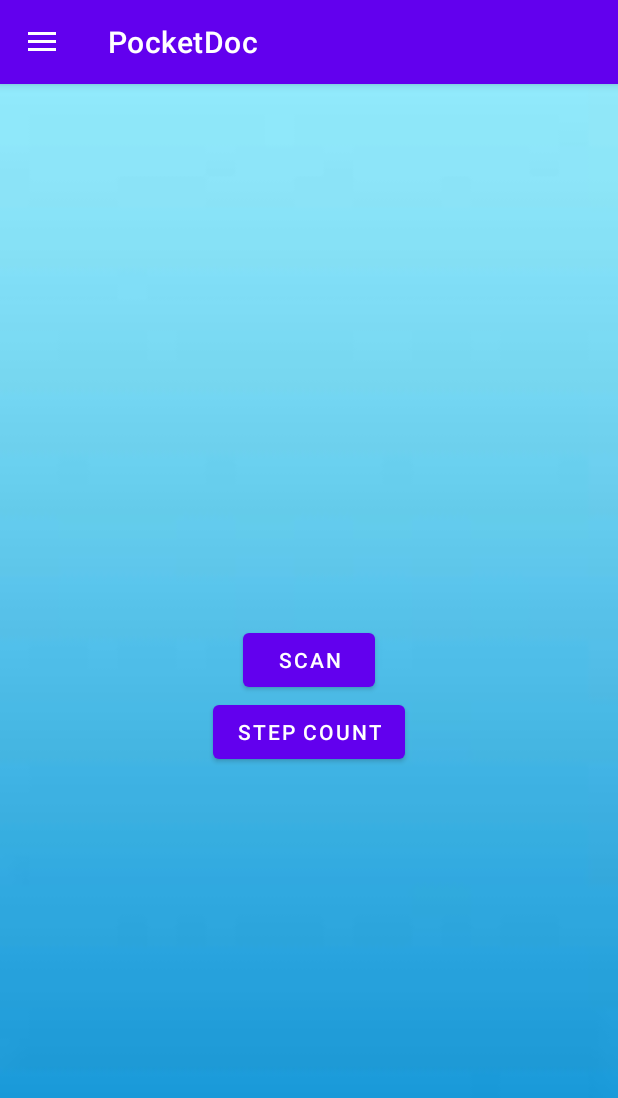
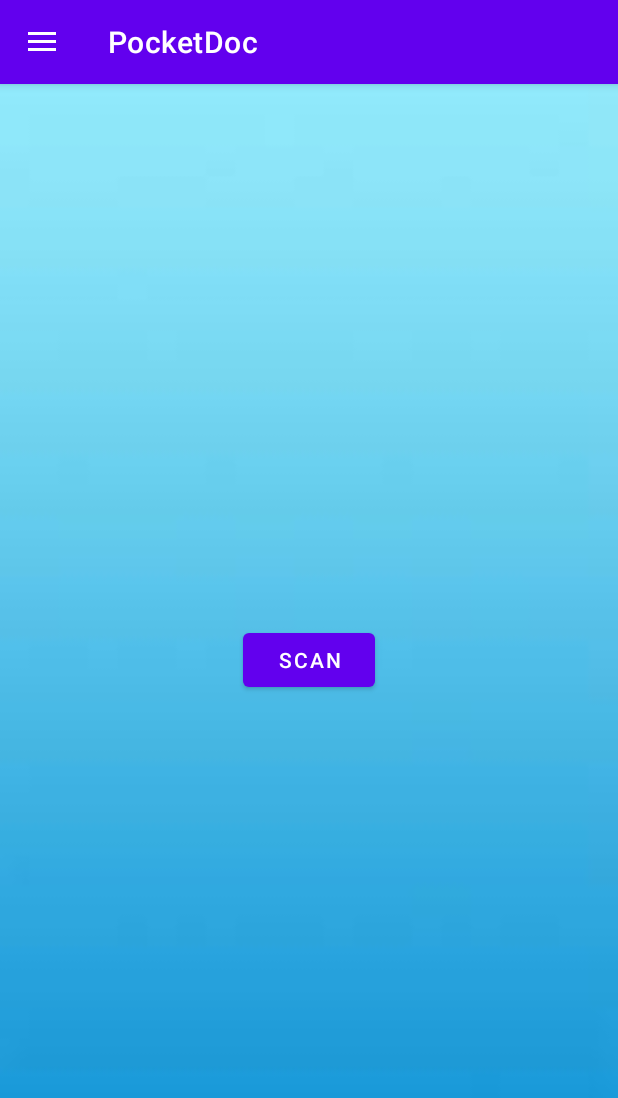
Before and after one commit to ravonho/PocketDoc, an Android app: the Check_In screen opened directly, with no data from a screen before it, on a phone screen of 412 x 824 dp. Shown: the top 1098 px of the screen. Run offline under Robolectric (Android 15) with nearby library versions, the phone set to English and light mode, and no system bars; libraries missing offline, so code that uses them is left out: com.google.zxing.integration.

Commit message:
add sensor activity in manifest file

```diff
--- a/app/src/main/AndroidManifest.xml
+++ b/app/src/main/AndroidManifest.xml
@@ -38,6 +38,9 @@
             android:name=".profile"
             android:exported="false" />
         <activity
+            android:name=".StepCounter"
+            android:exported="false" />
+        <activity
             android:name=".SearchDisease"
             android:exported="false" />
         <activity
--- a/app/src/main/java/com/example/pocketdoc/Check_In.java
+++ b/app/src/main/java/com/example/pocketdoc/Check_In.java
@@ -90,16 +90,6 @@ public class Check_In extends AppCompatActivity {
         });
 
         bt_scan = findViewById(R.id.bt_scan);
-        bt_stepcount = findViewById(R.id.bt_stepcount);
-
-        bt_stepcount.setOnClickListener(new View.OnClickListener() {
-            @Override
-            public void onClick(View v) {
-                Intent intent = new Intent(Check_In.this, StepCounter.class);
-                startActivity(intent);
-            }
-        });
-
         bt_scan.setOnClickListener(new View.OnClickListener() {
 
             @Override
--- a/app/src/main/res/layout/activity_stepcounter.xml
+++ b/app/src/main/res/layout/activity_stepcounter.xml
@@ -47,7 +47,7 @@
             android:id="@+id/textView"
             android:layout_width="wrap_content"
             android:layout_height="wrap_content"
-        android:layout_marginLeft="150dp"
+            android:layout_marginLeft="140dp"
             android:layout_marginTop="450dp"
             android:text="0"
             android:textColor="@color/black"
--- a/app/src/main/res/layout/check_in.xml
+++ b/app/src/main/res/layout/check_in.xml
@@ -19,14 +19,6 @@
             android:text="SCAN"
             android:layout_centerInParent="true" />
 
-        <Button
-            android:id="@+id/bt_stepcount"
-            android:layout_width="wrap_content"
-            android:layout_height="wrap_content"
-            android:text="Step Count"
-            android:layout_centerInParent="true"
-            android:layout_below="@+id/bt_scan"/>
-
 
     </RelativeLayout>
 
```
Lines whose indentation alone changed are shown as unchanged.
